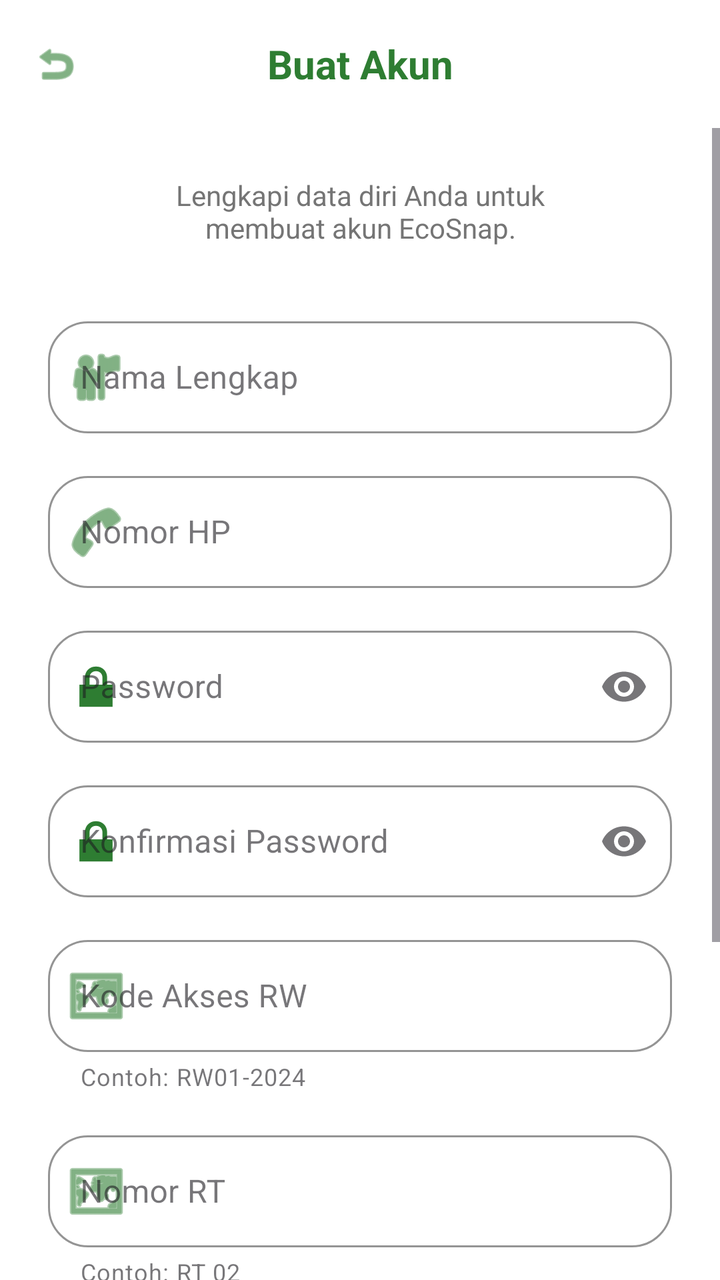
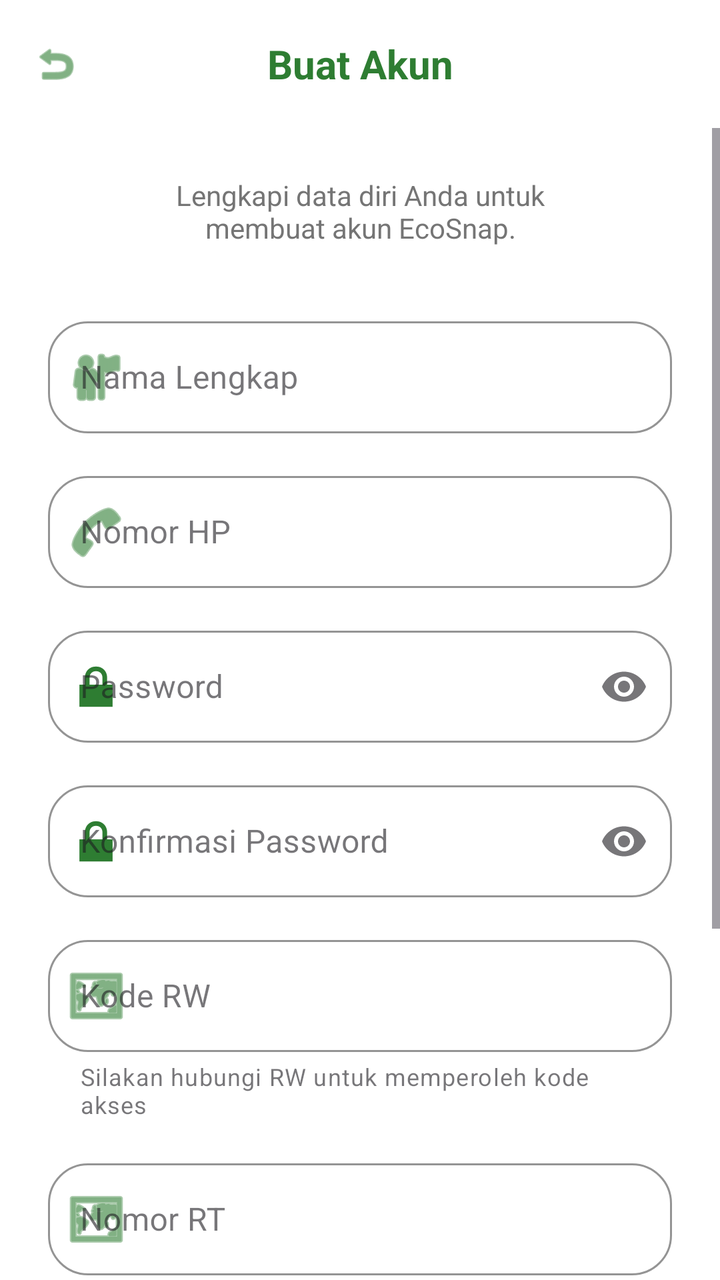

Before-and-after screenshots of an Android layout around one commit, followed by the original layout XML and the change that was made.
<!-- AndroidManifest.xml: application theme Theme.EcoSnap -->
<!-- res/layout/activity_register.xml -->
<?xml version="1.0" encoding="utf-8"?>
<LinearLayout xmlns:android="http://schemas.android.com/apk/res/android"
    xmlns:app="http://schemas.android.com/apk/res-auto"
    android:layout_width="match_parent"
    android:layout_height="match_parent"
    android:background="#FFFFFF"
    android:orientation="vertical">

    
    <LinearLayout
        android:layout_width="match_parent"
        android:layout_height="?attr/actionBarSize"
        android:gravity="center_vertical"
        android:orientation="horizontal"
        android:paddingStart="16dp"
        android:paddingEnd="16dp">

        <ImageView
            android:id="@+id/btnBack"
            android:layout_width="24dp"
            android:layout_height="24dp"
            android:src="@android:drawable/ic_menu_revert"
            app:tint="#2E7D32" />

        <TextView
            android:layout_width="0dp"
            android:layout_height="wrap_content"
            android:layout_weight="1"
            android:layout_marginEnd="24dp"
            android:gravity="center"
            android:text="Buat Akun"
            android:textColor="#2E7D32"
            android:textSize="20sp"
            android:textStyle="bold" />
    </LinearLayout>

    <ScrollView
        android:layout_width="match_parent"
        android:layout_height="0dp"
        android:layout_weight="1"
        android:fillViewport="true"
        android:overScrollMode="never">

        <LinearLayout
            android:layout_width="match_parent"
            android:layout_height="wrap_content"
            android:orientation="vertical"
            android:padding="24dp">

            <TextView
                android:layout_width="match_parent"
                android:layout_height="wrap_content"
                android:gravity="center"
                android:text="Lengkapi data diri Anda untuk&#10;membuat akun EcoSnap."
                android:textColor="#757575"
                android:textSize="14sp" />

            
            <com.google.android.material.textfield.TextInputLayout
                style="@style/Widget.MaterialComponents.TextInputLayout.OutlinedBox"
                android:layout_width="match_parent"
                android:layout_height="wrap_content"
                android:layout_marginTop="32dp"
                android:hint="Nama Lengkap"
                app:boxBackgroundColor="#FFFFFF"
                app:boxCornerRadiusBottomEnd="20dp"
                app:boxCornerRadiusBottomStart="20dp"
                app:boxCornerRadiusTopEnd="20dp"
                app:boxCornerRadiusTopStart="20dp"
                app:boxStrokeColor="#E0E0E0"
                app:startIconDrawable="@android:drawable/ic_menu_myplaces"
                app:startIconTint="#2E7D32">

                <com.google.android.material.textfield.TextInputEditText
                    android:id="@+id/etNama"
                    android:layout_width="match_parent"
                    android:layout_height="56dp"
                    android:inputType="textPersonName" />
            </com.google.android.material.textfield.TextInputLayout>

            
            <com.google.android.material.textfield.TextInputLayout
                style="@style/Widget.MaterialComponents.TextInputLayout.OutlinedBox"
                android:layout_width="match_parent"
                android:layout_height="wrap_content"
                android:layout_marginTop="16dp"
                android:hint="Nomor HP"
                app:boxBackgroundColor="#FFFFFF"
                app:boxCornerRadiusBottomEnd="20dp"
                app:boxCornerRadiusBottomStart="20dp"
                app:boxCornerRadiusTopEnd="20dp"
                app:boxCornerRadiusTopStart="20dp"
                app:boxStrokeColor="#E0E0E0"
                app:startIconDrawable="@android:drawable/ic_menu_call"
                app:startIconTint="#2E7D32">

                <com.google.android.material.textfield.TextInputEditText
                    android:id="@+id/etNomorHp"
                    android:layout_width="match_parent"
                    android:layout_height="56dp"
                    android:inputType="phone" />
            </com.google.android.material.textfield.TextInputLayout>

            
            <com.google.android.material.textfield.TextInputLayout
                style="@style/Widget.MaterialComponents.TextInputLayout.OutlinedBox"
                android:layout_width="match_parent"
                android:layout_height="wrap_content"
                android:layout_marginTop="16dp"
                android:hint="Password"
                app:boxBackgroundColor="#FFFFFF"
                app:boxCornerRadiusBottomEnd="20dp"
                app:boxCornerRadiusBottomStart="20dp"
                app:boxCornerRadiusTopEnd="20dp"
                app:boxCornerRadiusTopStart="20dp"
                app:boxStrokeColor="#E0E0E0"
                app:endIconMode="password_toggle"
                app:startIconDrawable="@android:drawable/ic_lock_lock"
                app:startIconTint="#2E7D32">

                <com.google.android.material.textfield.TextInputEditText
                    android:id="@+id/etPassword"
                    android:layout_width="match_parent"
                    android:layout_height="56dp"
                    android:inputType="textPassword" />
            </com.google.android.material.textfield.TextInputLayout>

            
            <com.google.android.material.textfield.TextInputLayout
                style="@style/Widget.MaterialComponents.TextInputLayout.OutlinedBox"
                android:layout_width="match_parent"
                android:layout_height="wrap_content"
                android:layout_marginTop="16dp"
                android:hint="Konfirmasi Password"
                app:boxBackgroundColor="#FFFFFF"
                app:boxCornerRadiusBottomEnd="20dp"
                app:boxCornerRadiusBottomStart="20dp"
                app:boxCornerRadiusTopEnd="20dp"
                app:boxCornerRadiusTopStart="20dp"
                app:boxStrokeColor="#E0E0E0"
                app:endIconMode="password_toggle"
                app:startIconDrawable="@android:drawable/ic_lock_lock"
                app:startIconTint="#2E7D32">

                <com.google.android.material.textfield.TextInputEditText
                    android:id="@+id/etPasswordConfirm"
                    android:layout_width="match_parent"
                    android:layout_height="56dp"
                    android:inputType="textPassword" />
            </com.google.android.material.textfield.TextInputLayout>

            
            <com.google.android.material.textfield.TextInputLayout
                style="@style/Widget.MaterialComponents.TextInputLayout.OutlinedBox"
                android:layout_width="match_parent"
                android:layout_height="wrap_content"
                android:layout_marginTop="16dp"
                android:hint="Kode Akses RW"
                app:helperText="Contoh: RW01-2024"
                app:boxBackgroundColor="#FFFFFF"
                app:boxCornerRadiusBottomEnd="20dp"
                app:boxCornerRadiusBottomStart="20dp"
                app:boxCornerRadiusTopEnd="20dp"
                app:boxCornerRadiusTopStart="20dp"
                app:boxStrokeColor="#E0E0E0"
                app:startIconDrawable="@android:drawable/ic_menu_mapmode"
                app:startIconTint="#2E7D32">

                <com.google.android.material.textfield.TextInputEditText
                    android:id="@+id/etRW"
                    android:layout_width="match_parent"
                    android:layout_height="56dp"
                    android:inputType="text" />
            </com.google.android.material.textfield.TextInputLayout>

            
            <com.google.android.material.textfield.TextInputLayout
                style="@style/Widget.MaterialComponents.TextInputLayout.OutlinedBox"
                android:layout_width="match_parent"
                android:layout_height="wrap_content"
                android:layout_marginTop="16dp"
                android:hint="Nomor RT"
                app:helperText="Contoh: RT 02"
                app:boxBackgroundColor="#FFFFFF"
                app:boxCornerRadiusBottomEnd="20dp"
                app:boxCornerRadiusBottomStart="20dp"
                app:boxCornerRadiusTopEnd="20dp"
                app:boxCornerRadiusTopStart="20dp"
                app:boxStrokeColor="#E0E0E0"
                app:startIconDrawable="@android:drawable/ic_menu_mapmode"
                app:startIconTint="#2E7D32">

                <com.google.android.material.textfield.TextInputEditText
                    android:id="@+id/etRT"
                    android:layout_width="match_parent"
                    android:layout_height="56dp"
                    android:inputType="text" />
            </com.google.android.material.textfield.TextInputLayout>

            
            <LinearLayout
                android:layout_width="match_parent"
                android:layout_height="wrap_content"
                android:layout_marginTop="16dp"
                android:gravity="center_vertical"
                android:orientation="horizontal">

                <CheckBox
                    android:layout_width="wrap_content"
                    android:layout_height="wrap_content"
                    android:buttonTint="#2E7D32" />

                <TextView
                    android:layout_width="wrap_content"
                    android:layout_height="wrap_content"
                    android:layout_marginStart="8dp"
                    android:text="Saya setuju dengan Kebijakan Privasi dan Ketentuan Layanan"
                    android:textColor="#424242"
                    android:textSize="12sp" />
            </LinearLayout>

            
            <com.google.android.material.button.MaterialButton
                android:id="@+id/btnRegister"
                android:layout_width="match_parent"
                android:layout_height="56dp"
                android:layout_marginTop="24dp"
                android:text="Daftar Akun"
                android:textAllCaps="false"
                android:textColor="#FFFFFF"
                android:textStyle="bold"
                app:backgroundTint="#2E7D32"
                app:cornerRadius="20dp" />

            
            <TextView
                android:id="@+id/tvLogin"
                android:layout_width="wrap_content"
                android:layout_height="wrap_content"
                android:layout_gravity="center_horizontal"
                android:layout_marginTop="24dp"
                android:layout_marginBottom="24dp"
                android:text="Sudah punya akun? Login"
                android:textColor="#2E7D32"
                android:textStyle="bold" />

        </LinearLayout>
    </ScrollView>

</LinearLayout>
<!-- resources referenced by this layout -->
<resources>
  <style name="Theme.EcoSnap" parent="Base.Theme.EcoSnap" />
  <style name="Base.Theme.EcoSnap" parent="Theme.Material3.DayNight.NoActionBar">
          
          <item name="colorPrimary">@color/colorPrimary</item>
          <item name="colorPrimaryVariant">@color/colorPrimaryDark</item>
          <item name="colorOnPrimary">@color/white</item>
          <item name="colorSecondary">@color/colorAccent</item>
          <item name="colorSecondaryContainer">#C8E6C9</item>
          <item name="colorOnSecondaryContainer">#1B5E20</item>
          <item name="android:windowBackground">@color/eco_bg_soft</item>
          <item name="android:statusBarColor">@color/eco_bg_soft</item>
          <item name="android:windowLightStatusBar">true</item>
      </style>
  <color name="colorPrimary">#4CAF50</color>
  <color name="colorPrimaryDark">#1B5E20</color>
  <color name="white">#FFFFFFFF</color>
  <color name="colorAccent">#A5D6A7</color>
  <color name="eco_bg_soft">#F5F5F5</color>
</resources>

<!-- the commit's change to res/layout/activity_register.xml (unified diff, before → after) -->
@@ -155,8 +155,8 @@
                 android:layout_width="match_parent"
                 android:layout_height="wrap_content"
                 android:layout_marginTop="16dp"
-                android:hint="Kode Akses RW"
-                app:helperText="Contoh: RW01-2024"
+                android:hint="Kode RW "
+                app:helperText="Silakan hubungi RW untuk memperoleh kode akses"
                 app:boxBackgroundColor="#FFFFFF"
                 app:boxCornerRadiusBottomEnd="20dp"
                 app:boxCornerRadiusBottomStart="20dp"
